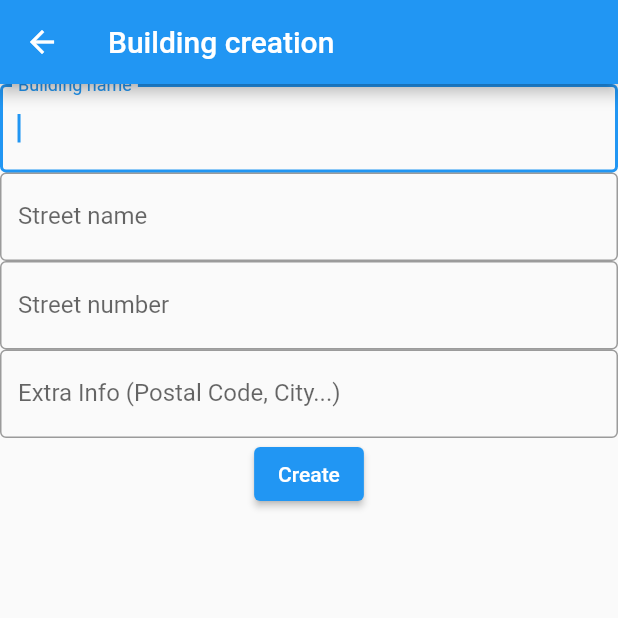
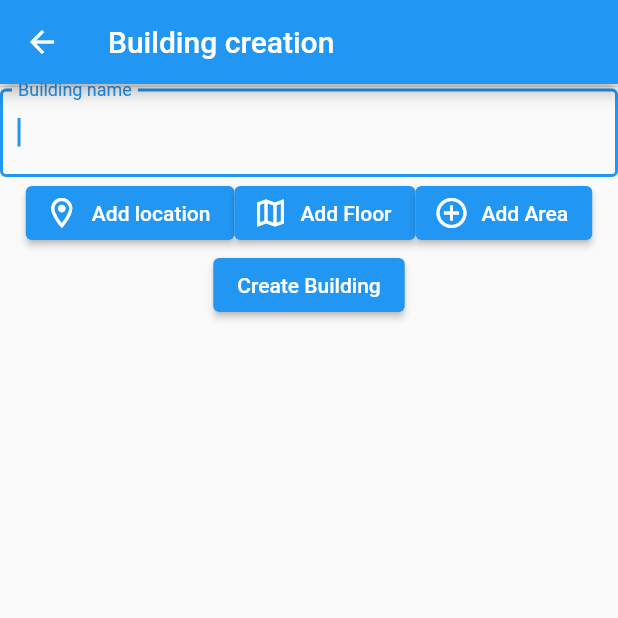
Before and after one commit to it-at-m/epitaph_ips, a Flutter app: the BuildingForm screen opened by its route, on a phone screen of 412 x 824 dp, the top half of it. Run offline on Flutter 3.47's test engine with Material 2 defaults, Android fonts, the phone set to English and light mode, and no system bars; missing offline and left inert: data, ml_linalg.

Commit message:
- Form redesign: one input screen pro building component. - Deletion of predefined values in form fields. Still used to simulate Building generation. - Building name and location already functional. Added validation for numeric input. - Placeholders floor and area - Renaming and deletion of redundancies

```diff
--- a/example/lib/building_form.dart
+++ b/example/lib/building_form.dart
@@ -1,8 +1,7 @@
 import 'package:example/building_view.dart';
 import 'package:flutter/material.dart';
-import 'mock_building.dart';
 import 'custom_widgets.dart';
-import 'package:epitaph_ips/epitaph_ips/buildings/world_location.dart';
+import 'building_screens.dart';
 
 // Define a custom Form widget.
 class BuildingForm extends StatefulWidget {
@@ -16,28 +15,14 @@ class BuildingForm extends StatefulWidget {
 
 class BuildingFormState extends State<BuildingForm> {
   final _formKey = GlobalKey<FormState>();
-  static MockBuilding mockupBuilding = MockBuilding();
 
-  final Map controllers = CustomControllers.createControllers();
-  final List formKeys = CustomControllers.getKeys();
-  final List formLabels = CustomControllers.getLabels();
-  final Map formKeyLabels = CustomControllers.getKeyLabels();
-  final Map values = {};
+  static final Map fieldsNames = CustomLabels.fieldTypes["Building"];
+  final Map controllers = CustomController(fieldsNames.keys).controllers;
+  final Map rawValues = {};
 
-  void _saveLatestValue() {
-    final Map rawValues = {};
-    for (var key in formKeys) {
-      rawValues[key] = controllers[key].text;
-    }
-    final String location = WorldLocation(
-        streetName: rawValues["streetName"],
-        streetNumber: rawValues["streetNumber"],
-        extra: rawValues["extra"])
-        .toFullName();
-
+  void _updateValues(key, value) {
     setState(() {
-      values["Name"] = rawValues["key"];
-      values["Location"] = location;
+      rawValues[key] = value;
     });
   }
 
@@ -46,18 +31,25 @@ class BuildingFormState extends State<BuildingForm> {
       Navigator.push(
         context,
         MaterialPageRoute(
-          builder: (context) => BuildingView(values: values),
+          builder: (context) => BuildingView(rawValues: rawValues),
         ),
       );
     }
   }
 
-  List<Widget> _createFields() {
-    List<Widget> fields = [];
-    formKeyLabels.forEach((key, label) {
-      fields.add(CustomField(label, controllers[key]));
-    });
-    return fields;
+  void _newScreen(BuildContext context, screen) async {
+    final result = await Navigator.push(
+      context,
+      MaterialPageRoute(builder: (context) => screen),
+    );
+    result.forEach((k, v) => _updateValues(k, v));
+
+    // After the Selection Screen returns a result, hide any previous snackbars
+    // and show the new result.
+    ScaffoldMessenger.of(context)
+      ..removeCurrentSnackBar()
+      ..showSnackBar(SnackBar(content: Text('Location saved')));
+
   }
 
   @override
@@ -65,7 +57,7 @@ class BuildingFormState extends State<BuildingForm> {
     super.initState();
 
     // Start listening to changes.
-    controllers.forEach((k, v) => v.addListener(_saveLatestValue));
+    controllers.forEach((k, v) => v.addListener(()=>_updateValues(k, v.text)));
   }
 
   @override
@@ -84,14 +76,41 @@ class BuildingFormState extends State<BuildingForm> {
         child: SingleChildScrollView(
           child: Column(
             children: [
+              const Divider(height: 3.0),
               Column(
-                children: _createFields(),
+                children: FieldBuilder("Building", controllers).fields,
+              ),
+              Row(
+                mainAxisAlignment: MainAxisAlignment.center,
+                children: [
+                  ElevatedButton.icon(
+                    label: const Text("Add location"),
+                    icon: const Icon(Icons.location_on_outlined),
+                    onPressed: () {
+                      _newScreen(context, const LocationScreen());
+                    },
+                  ),
+                  ElevatedButton.icon(
+                    label: const Text('Add Floor'),
+                    icon: const Icon(Icons.map_outlined),
+                    onPressed: () {
+                      _newScreen(context, const FloorScreen());
+                    },
+                  ),
+                  ElevatedButton.icon(
+                    label: const Text('Add Area'),
+                    icon: const Icon(Icons.control_point),
+                    onPressed: () {
+                      _newScreen(context, const AreaScreen());
+                    },
+                  ),
+                ],
               ),
               ElevatedButton(
                 onPressed: () {
                   _submit();
                 },
-                child: const Text('Create'),
+                child: const Text('Create Building'),
               ),
             ],
           ),
--- a/example/lib/custom_widgets.dart
+++ b/example/lib/custom_widgets.dart
@@ -1,4 +1,11 @@
 import 'package:flutter/material.dart';
+import 'package:epitaph_ips/epitaph_ips/buildings/building.dart';
+import 'package:epitaph_ips/epitaph_ips/buildings/floor.dart';
+import 'package:epitaph_ips/epitaph_ips/buildings/point.dart';
+import 'package:epitaph_ips/epitaph_ips/buildings/polygonal_area.dart';
+import 'package:epitaph_ips/epitaph_ips/buildings/room.dart';
+import 'package:epitaph_ips/epitaph_ips/buildings/world_location.dart';
+import 'package:epitaph_ips/epitaph_ips/positioning_system/mock_beacon.dart';
 
 class CustomPadding extends Padding {
   CustomPadding(String label, String text, {Key? key})
@@ -31,50 +38,8 @@ class CustomDivider extends Divider {
         );
 }
 
-class Item {
-  Item({
-    required this.expandedValue,
-    required this.headerValue,
-    this.isExpanded = false,
-  });
-  Widget expandedValue;
-  String headerValue;
-  bool isExpanded;
-}
-
-class CustomControllers {
-
-  //['key', 'streetName', 'streetNumber', 'extra', 'floors', 'area', 'points', 'x', 'y', 'z', floorNumber, beacons: [{id: 001, name: bc1, position: {x: 1.0, y: 1.0, z: 0.0}}, {id: 002, name: bc2, position: {x: 10.0, y: 1.0, z: 0.0}}], rooms: [{key: 01, area: {points: [{x: 1.0, y: 1.0, z: 0.0}, {x: 1.0, y: 10.0, z: 0.0}, {x: 10.0, y: 10.0, z: 0.0}, {x: 10.0, y: 1.0, z: 0.0}]}}, {key: 02, area: {points: [{x: 11.0, y: 1.0, z: 0.0}, {x: 11.0, y: 10.0, z: 0.0}, {x: 20.0, y: 20.0, z: 0.0}, {x: 20.0, y: 1.0, z: 0.0}]}}], landmarks: []}], area: {points: [{x: -1.0, y: -1.0, z: 0.0}, {x: -1.0, y: 22.0, z: 0.0}, {x: 22.0, y: 22.0, z: 0.0}, {x: 22.0, y: -1.0, z: 0.0}]}};
-  static final List _formKeys = ['key', 'streetName', 'streetNumber', 'extra'];
-  static final List _formLabels = [
-    'Building name',
-    'Street name',
-    'Street number',
-    'Extra Info (Postal Code, City...)'
-  ];
-  static final Map  _formKeyLabels = Map.fromIterables(_formKeys, _formLabels);
-
-  static List getKeys() {
-    return _formKeys;
-  }
-  static List getLabels() {
-    return _formLabels;
-  }
-  static Map getKeyLabels(){
-    return _formKeyLabels;
-  }
-
-  static Map createControllers() {
-    Map controllers = {};
-    for (var k in _formKeys) {
-      controllers[k] = TextEditingController();
-    }
-    return controllers;
-  }
-}
-
 class CustomField extends TextFormField {
-  CustomField(String label, controller, {Key? key})
+  CustomField(label, controller, {Key? key, required this.fieldKey})
       : super(
           key: key,
           controller: controller,
@@ -83,13 +48,125 @@ class CustomField extends TextFormField {
             border: const OutlineInputBorder(),
             labelText: label,
           ),
-          validator: (value) => _validator(value),
+          validator: (value) => _validator(fieldKey, value),
         );
+  final String fieldKey;
 
-  static _validator(value) {
+  static _validator(fieldKey, value) {
+    switch (fieldKey) {
+      case 'streetNumber':
+        try {
+          int.parse(value);
+        } on FormatException {
+          return 'Please enter numeric value';
+        }
+        break;
+      default:
+        break;
+    }
     if (value == null || value.isEmpty) {
       return 'Please enter some text';
     }
     return null;
   }
 }
+
+class FieldBuilder {
+  final List<Widget> fields = [];
+  FieldBuilder(String type, controllers) {
+    CustomLabels.fieldTypes[type].forEach((key, label) {
+      fields.add(CustomField(label, controllers[key], fieldKey: key));
+    });
+  }
+}
+
+class CustomController {
+  final Map controllers = {};
+  CustomController(keys) {
+    for (var k in keys) {
+      controllers[k] = TextEditingController();
+    }
+  }
+}
+
+class CustomLabels {
+  static final Map fieldTypes = {
+    "Building": _building,
+    "Location": _location,
+  };
+  static final Map _building = {
+    'key': 'Building name',
+  };
+  static final Map _location = {
+    'streetName': 'Street name',
+    'streetNumber': 'Street number',
+    'extra': 'Extra Info (Postal Code, City...)'
+  };
+}
+
+class CustomBuilding extends Building {
+  CustomBuilding({Key? key, required this.values})
+      : super(
+            key: values["key"],
+            location: WorldLocation(
+                streetName: values['streetName'],// values["streetName"]
+                streetNumber: values['streetNumber'], // int.parse(values["streetNumber"]),
+                extra: values['extra']), // values["extra"]),
+            floors: stages,
+            area: buildingArea);
+
+  final Map values;
+
+  @override
+  Map<String, dynamic> toJson() {
+    List<dynamic> floorList = [];
+    for (var element in floors) {
+      floorList.add(element.toJson());
+    }
+
+    return {
+      'Name': key,
+      'Address': location.toFullName(),
+    };
+  }
+
+  static MockBeacon bc1 = MockBeacon("001", "bc1", Point(1, 1));
+  static MockBeacon bc2 = MockBeacon("002", "bc2", Point(10, 1));
+  static List<MockBeacon> beacons = [bc1, bc2];
+  static List<Point> roomPoints1 = [
+    Point(1, 1),
+    Point(1, 10),
+    Point(10, 10),
+    Point(10, 1)
+  ];
+  static List<Point> roomPoints2 = [
+    Point(11, 1),
+    Point(11, 10),
+    Point(20, 20),
+    Point(20, 1)
+  ];
+  static List<Point> floorPoints = [
+    Point(0, 0),
+    Point(0, 21),
+    Point(21, 21),
+    Point(21, 0)
+  ];
+  static List<Point> buildingPoints = [
+    Point(-1, -1),
+    Point(-1, 22),
+    Point(22, 22),
+    Point(22, -1)
+  ];
+
+  static PolygonalArea roomArea1 = PolygonalArea(points: roomPoints1);
+  static PolygonalArea roomArea2 = PolygonalArea(points: roomPoints2);
+  static PolygonalArea floorArea = PolygonalArea(points: floorPoints);
+  static PolygonalArea buildingArea = PolygonalArea(points: buildingPoints);
+
+  static Room room1 = Room(key: "01", area: roomArea1);
+  static Room room2 = Room(key: "02", area: roomArea2);
+  static List<Room> rooms = [room1, room2];
+  static List<Floor> stages = [
+    Floor(area: floorArea, floorNumber: 0, beacons: beacons, rooms: rooms)
+  ];
+}
--- a/example/lib/mock_building.dart
+++ /dev/null
@@ -1,55 +0,0 @@
-import 'package:epitaph_ips/epitaph_ips/buildings/building.dart';
-import 'package:epitaph_ips/epitaph_ips/buildings/floor.dart';
-import 'package:epitaph_ips/epitaph_ips/buildings/point.dart';
-import 'package:epitaph_ips/epitaph_ips/buildings/polygonal_area.dart';
-import 'package:epitaph_ips/epitaph_ips/buildings/room.dart';
-import 'package:epitaph_ips/epitaph_ips/buildings/world_location.dart';
-import 'package:epitaph_ips/epitaph_ips/positioning_system/mock_beacon.dart';
-
-class MockBuilding  extends Building {
-  MockBuilding()
-      : super(key: name, location: address, floors: stages, area: buildingArea);
-
-  static String name = "MyBuilding";
-  static WorldLocation address = WorldLocation(
-      streetName: "Marienplatz", streetNumber: 8, extra: "München");
-  static MockBeacon bc1 = MockBeacon("001", "bc1", Point(1, 1));
-  static MockBeacon bc2 = MockBeacon("002", "bc2", Point(10, 1));
-  static List<MockBeacon> beacons = [bc1, bc2];
-  static List<Point> roomPoints1 = [
-    Point(1, 1),
-    Point(1, 10),
-    Point(10, 10),
-    Point(10, 1)
-  ];
-  static List<Point> roomPoints2 = [
-    Point(11, 1),
-    Point(11, 10),
-    Point(20, 20),
-    Point(20, 1)
-  ];
-  static List<Point> floorPoints = [
-    Point(0, 0),
-    Point(0, 21),
-    Point(21, 21),
-    Point(21, 0)
-  ];
-  static List<Point> buildingPoints = [
-    Point(-1, -1),
-    Point(-1, 22),
-    Point(22, 22),
-    Point(22, -1)
-  ];
-
-  static PolygonalArea roomArea1 = PolygonalArea(points: roomPoints1);
-  static PolygonalArea roomArea2 = PolygonalArea(points: roomPoints2);
-  static PolygonalArea floorArea = PolygonalArea(points: floorPoints);
-  static PolygonalArea buildingArea = PolygonalArea(points: buildingPoints);
-
-  static Room room1 = Room(key: "01", area: roomArea1);
-  static Room room2 = Room(key: "02", area: roomArea2);
-  static List<Room> rooms = [room1, room2];
-  static List<Floor> stages = [
-    Floor(area: floorArea, floorNumber: 0, beacons: beacons, rooms: rooms)
-  ];
-}
```
Also changed, not shown: example/lib/building_screens.dart (added, +101 -0 lines), example/lib/building_view.dart (+18 -10 lines).
